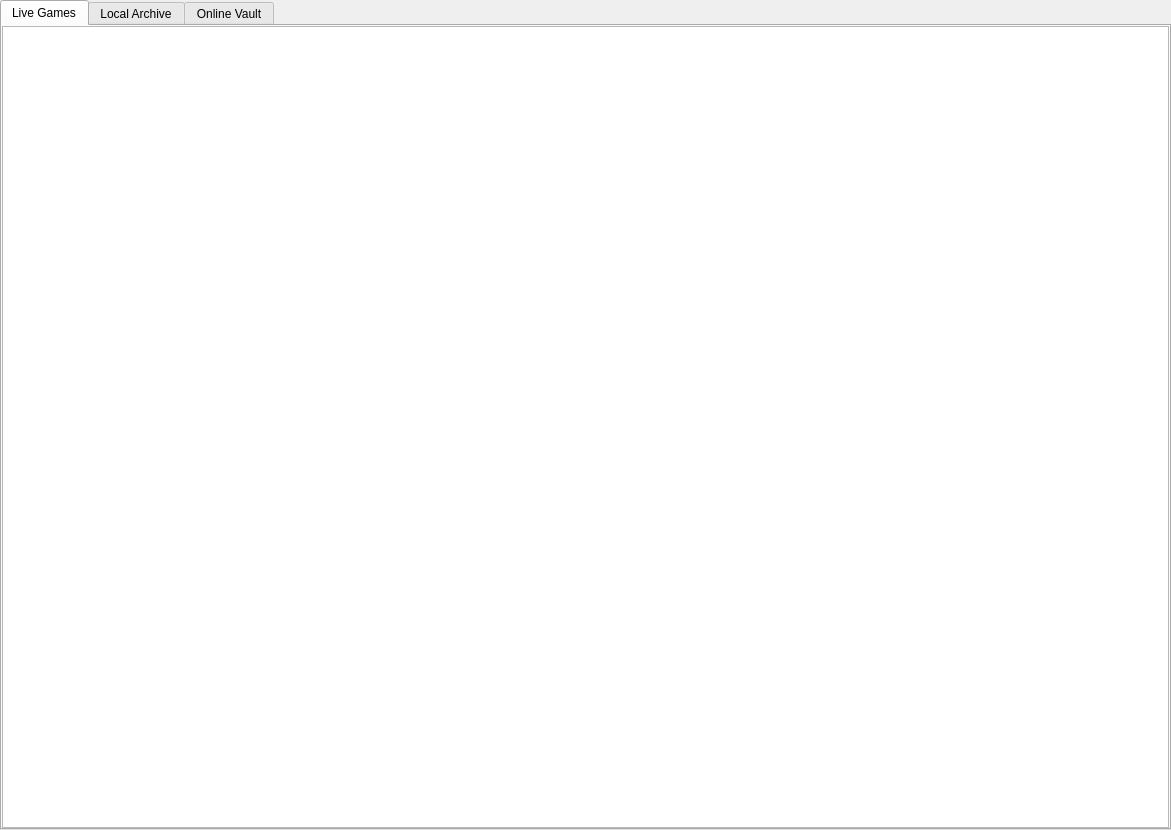
Before: the Qt Designer form res/replays/replays.ui in GuyFran/faf-client-python, drawn with Qt 5.
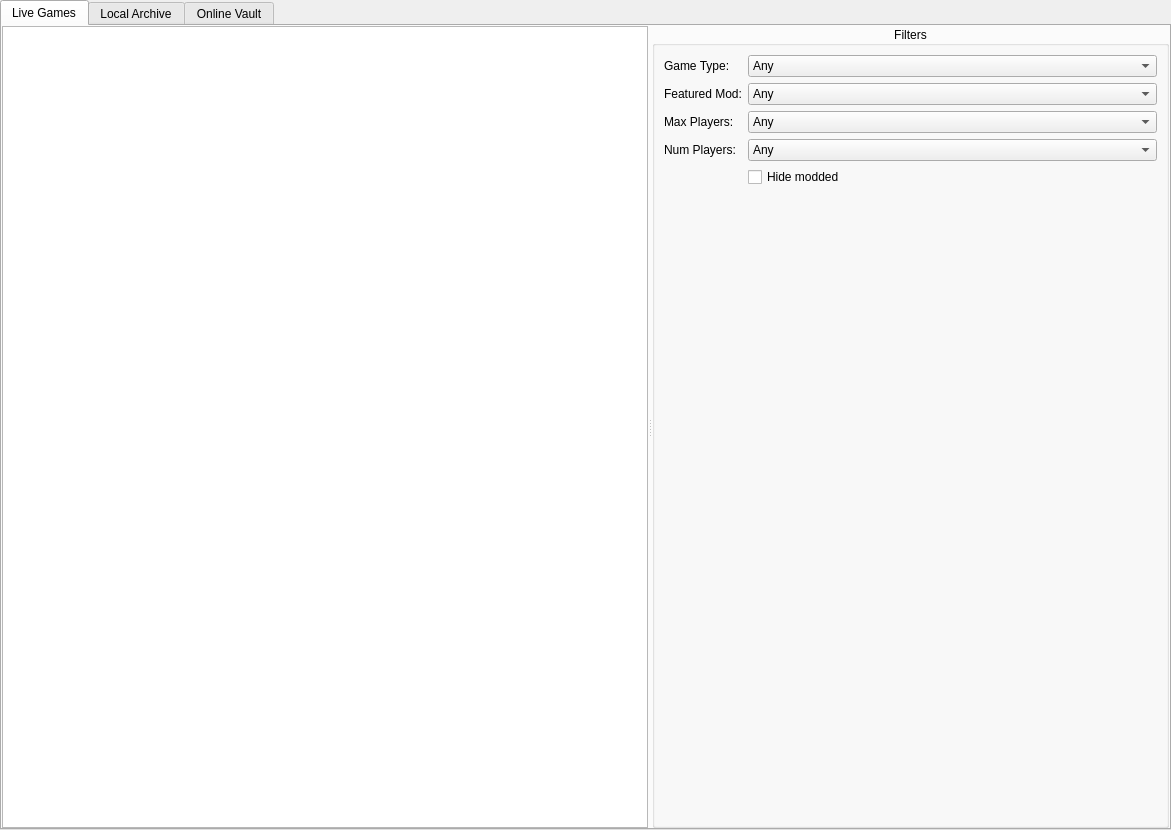
After: the same form once the commit is applied. The open tabs and pages were chosen to show the change.

Commit message: Add basic filtering of live replays

The edit to the form file:
```diff
--- a/res/replays/replays.ui
+++ b/res/replays/replays.ui
@@ -34,6 +34,10 @@
      <number>0</number>
     </property>
     <item row="0" column="0">
+     <widget class="QSplitter" name="liveReplaysWidgetSplitter">
+      <property name="orientation">
+       <enum>Qt::Orientation::Horizontal</enum>
+      </property>
      <widget class="QTreeWidget" name="liveTree">
       <property name="focusPolicy">
        <enum>Qt::FocusPolicy::NoFocus</enum>
@@ -87,6 +91,101 @@
        </property>
       </column>
      </widget>
+      <widget class="QGroupBox" name="liveTreeFilters">
+       <property name="title">
+        <string>Filters</string>
+       </property>
+       <property name="alignment">
+        <set>Qt::AlignmentFlag::AlignCenter</set>
+       </property>
+       <layout class="QFormLayout" name="formLayout">
+        <item row="0" column="0">
+         <widget class="QLabel" name="label_8">
+          <property name="text">
+           <string>Game Type:</string>
+          </property>
+         </widget>
+        </item>
+        <item row="0" column="1">
+         <widget class="QComboBox" name="gameTypeComboBox">
+          <item>
+           <property name="text">
+            <string>Any</string>
+           </property>
+          </item>
+         </widget>
+        </item>
+        <item row="2" column="0">
+         <widget class="QLabel" name="label_9">
+          <property name="text">
+           <string>Max Players:</string>
+          </property>
+         </widget>
+        </item>
+        <item row="2" column="1">
+         <widget class="QComboBox" name="maxPlayersComboBox">
+          <item>
+           <property name="text">
+            <string>Any</string>
+           </property>
+          </item>
+         </widget>
+        </item>
+        <item row="3" column="0">
+         <widget class="QLabel" name="label_10">
+          <property name="text">
+           <string>Num Players:</string>
+          </property>
+         </widget>
+        </item>
+        <item row="3" column="1">
+         <widget class="QComboBox" name="numPlayersComboBox">
+          <item>
+           <property name="text">
+            <string>Any</string>
+           </property>
+          </item>
+         </widget>
+        </item>
+        <item row="5" column="0">
+         <spacer name="horizontalSpacer_3">
+          <property name="orientation">
+           <enum>Qt::Orientation::Horizontal</enum>
+          </property>
+          <property name="sizeHint" stdset="0">
+           <size>
+            <width>40</width>
+            <height>21</height>
+           </size>
+          </property>
+         </spacer>
+        </item>
+        <item row="5" column="1">
+         <widget class="QCheckBox" name="hideModdedCheckBox">
+          <property name="text">
+           <string>Hide modded</string>
+          </property>
+         </widget>
+        </item>
+        <item row="1" column="0">
+         <widget class="QLabel" name="label_11">
+          <property name="text">
+           <string>Featured Mod:</string>
+          </property>
+         </widget>
+        </item>
+        <item row="1" column="1">
+         <widget class="QComboBox" name="featuredModComboBox">
+          <item>
+           <property name="text">
+            <string>Any</string>
+           </property>
+          </item>
+         </widget>
+        </item>
+       </layout>
+      </widget>
+     </widget>
     </item>
    </layout>
   </widget>
```
Left out of the diff: 2 changed lines with no effect on the pictures. Lines whose indentation alone changed are shown as unchanged. The commit also changes 3 other files.
